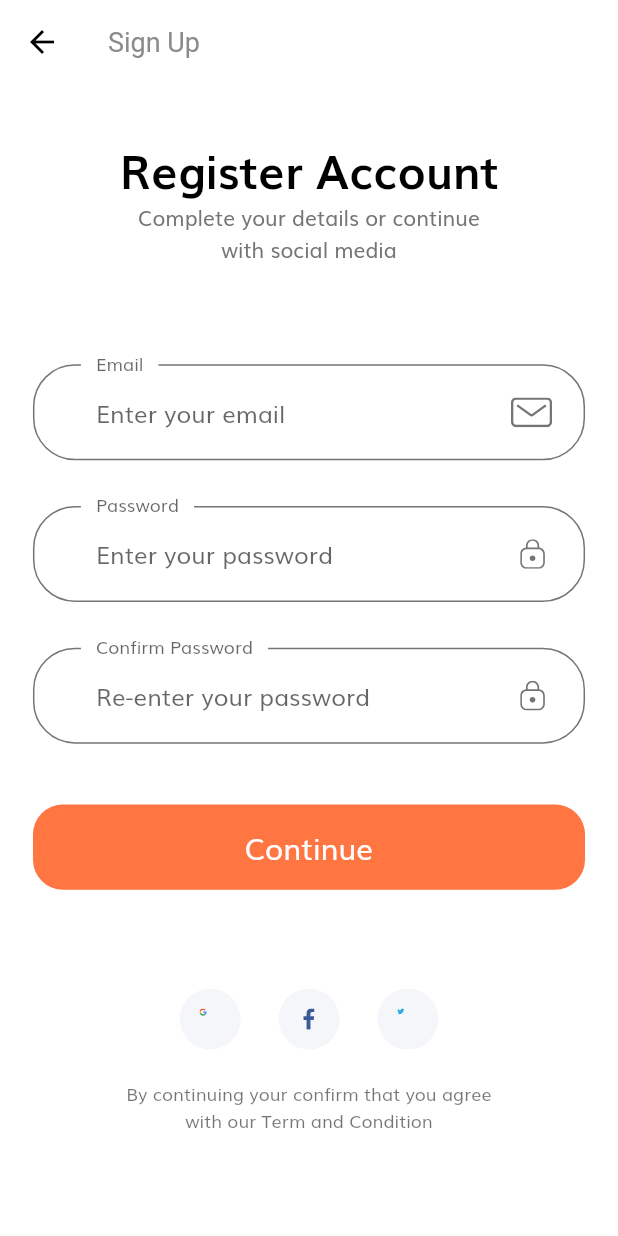
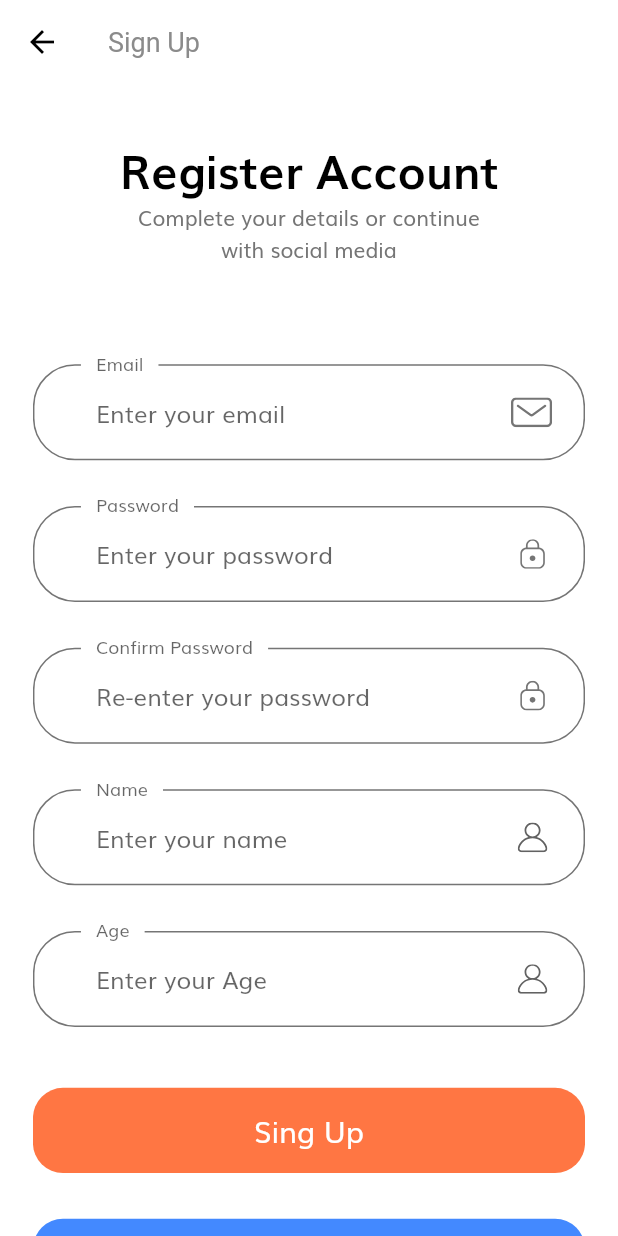
Before and after one commit to kyuhoChoi89/ReviewEveryPlace, a Flutter app: the SignUpScreen screen opened by its route, on a phone screen of 412 x 824 dp. Run offline on Flutter 3.47's test engine with Material 2 defaults, Android fonts, the phone set to English and light mode, and no system bars; our stand-ins replace flutter_svg.

Commit message:
[Frontend]Add Google login and signup Box update singup form field

```diff
--- /dev/null
+++ b/lib/components/google_button.dart
@@ -0,0 +1,34 @@
+import 'package:flutter/material.dart';
+
+import '../constants.dart';
+import '../size_config.dart';
+
+class GoogleButton extends StatelessWidget {
+  const GoogleButton({
+    Key key,
+    this.text,
+    this.press,
+  }) : super(key: key);
+  final String text;
+  final Function press;
+
+  @override
+  Widget build(BuildContext context) {
+    return SizedBox(
+      width: double.infinity,
+      height: getProportionateScreenHeight(56),
+      child: FlatButton(
+        shape: RoundedRectangleBorder(borderRadius: BorderRadius.circular(20)),
+        color: googleButtonColor,
+        onPressed: press,
+        child: Text(
+          text,
+          style: TextStyle(
+            fontSize: getProportionateScreenWidth(18),
+            color: Colors.white,
+          ),
+        ),
+      ),
+    );
+  }
+}
--- a/lib/constants.dart
+++ b/lib/constants.dart
@@ -3,6 +3,7 @@ import 'package:shop_app/size_config.dart';
 
 const kPrimaryColor = Color(0xFFFF7643);
 const kPrimaryLightColor = Color(0xFFFFECDF);
+const googleButtonColor = Color(0xFF4389ff);
 const kPrimaryGradientColor = LinearGradient(
   begin: Alignment.topLeft,
   end: Alignment.bottomRight,
--- a/lib/screens/sign_up/components/body.dart
+++ b/lib/screens/sign_up/components/body.dart
@@ -1,5 +1,5 @@
 import 'package:flutter/material.dart';
-import 'package:shop_app/components/socal_card.dart';
+//import 'package:shop_app/components/socal_card.dart';
 import 'package:shop_app/constants.dart';
 import 'package:shop_app/size_config.dart';
 
@@ -25,24 +25,24 @@ class Body extends StatelessWidget {
                 ),
                 SizedBox(height: SizeConfig.screenHeight * 0.08),
                 SignUpForm(),
-                SizedBox(height: SizeConfig.screenHeight * 0.08),
-                Row(
-                  mainAxisAlignment: MainAxisAlignment.center,
-                  children: [
-                    SocalCard(
-                      icon: "assets/icons/google-icon.svg",
-                      press: () {},
-                    ),
-                    SocalCard(
-                      icon: "assets/icons/facebook-2.svg",
-                      press: () {},
-                    ),
-                    SocalCard(
-                      icon: "assets/icons/twitter.svg",
-                      press: () {},
-                    ),
-                  ],
-                ),
+                // SizedBox(height: SizeConfig.screenHeight * 0.08),
+                // Row(
+                //   mainAxisAlignment: MainAxisAlignment.center,
+                //   children: [
+                //     SocalCard(
+                //       icon: "assets/icons/google-icon.svg",
+                //       press: () {},
+                //     ),
+                //     SocalCard(
+                //       icon: "assets/icons/facebook-2.svg",
+                //       press: () {},
+                //     ),
+                //     SocalCard(
+                //       icon: "assets/icons/twitter.svg",
+                //       press: () {},
+                //     ),
+                //   ],
+                // ),
                 SizedBox(height: getProportionateScreenHeight(20)),
                 Text(
                   'By continuing your confirm that you agree \nwith our Term and Condition',
--- a/lib/screens/sign_up/components/sign_up_form.dart
+++ b/lib/screens/sign_up/components/sign_up_form.dart
@@ -2,11 +2,11 @@ import 'package:flutter/material.dart';
 import 'package:shop_app/components/custom_surfix_icon.dart';
 import 'package:shop_app/components/default_button.dart';
 import 'package:shop_app/components/form_error.dart';
-import 'package:shop_app/screens/complete_profile/complete_profile_screen.dart';
+import 'package:shop_app/screens/sign_in/sign_in_screen.dart';
 
+import '../../../components/google_button.dart';
 import '../../../constants.dart';
 import '../../../size_config.dart';
-
 
 class SignUpForm extends StatefulWidget {
   @override
@@ -18,6 +18,8 @@ class _SignUpFormState extends State<SignUpForm> {
   String email;
   String password;
   String conform_password;
+  String name;
+  int age;
   bool remember = false;
   final List<String> errors = [];
 
@@ -46,15 +48,30 @@ class _SignUpFormState extends State<SignUpForm> {
           buildPasswordFormField(),
           SizedBox(height: getProportionateScreenHeight(30)),
           buildConformPassFormField(),
+          SizedBox(height: getProportionateScreenHeight(30)),
+          buildNameFormField(),
+          SizedBox(height: getProportionateScreenHeight(30)),
+          buildAgeFormField(),
           FormError(errors: errors),
           SizedBox(height: getProportionateScreenHeight(40)),
           DefaultButton(
-            text: "Continue",
+            text: "Sing Up",
             press: () {
               if (_formKey.currentState.validate()) {
                 _formKey.currentState.save();
                 // if all are valid then go to success screen
-                Navigator.pushNamed(context, CompleteProfileScreen.routeName);
+                Navigator.pushNamed(context, SignInScreen.routeName);
+              }
+            },
+          ),
+          SizedBox(height: getProportionateScreenHeight(30)),
+          GoogleButton(
+            text: "Sing Up with Google",
+            press: () {
+              if (_formKey.currentState.validate()) {
+                _formKey.currentState.save();
+                // if all are valid then go to success screen
+                Navigator.pushNamed(context, SignInScreen.routeName);
               }
             },
           ),
@@ -112,7 +129,7 @@ class _SignUpFormState extends State<SignUpForm> {
         if (value.isEmpty) {
           addError(error: kPassNullError);
           return "";
-        } else if (value.length < 8) {
+        } else if (value.length <= 8) {
           addError(error: kShortPassError);
           return "";
         }
@@ -161,4 +178,33 @@ class _SignUpFormState extends State<SignUpForm> {
       ),
     );
   }
+
+  TextFormField buildNameFormField() {
+    return TextFormField(
+      onSaved: (newValue) => name = newValue,
+      decoration: InputDecoration(
+        labelText: "Name",
+        hintText: "Enter your name",
+        // If  you are using latest version of flutter then lable text and hint text shown like this
+        // if you r using flutter less then 1.20.* then maybe this is not working properly
+        floatingLabelBehavior: FloatingLabelBehavior.always,
+        suffixIcon: CustomSurffixIcon(svgIcon: "assets/icons/User.svg"),
+      ),
+    );
+  }
+
+  TextFormField buildAgeFormField() {
+    return TextFormField(
+      onSaved: (newValue) => age = num.tryParse(newValue),
+      keyboardType: TextInputType.number,
+      decoration: InputDecoration(
+        labelText: "Age",
+        hintText: "Enter your Age",
+        // If  you are using latest version of flutter then lable text and hint text shown like this
+        // if you r using flutter less then 1.20.* then maybe this is not working properly
+        floatingLabelBehavior: FloatingLabelBehavior.always,
+        suffixIcon: CustomSurffixIcon(svgIcon: "assets/icons/User.svg"),
+      ),
+    );
+  }
 }
```
Also changed, not shown: lib/screens/sign_in/components/body.dart (+19 -19 lines), lib/screens/sign_in/components/sign_form.dart (+13 -1 lines).
